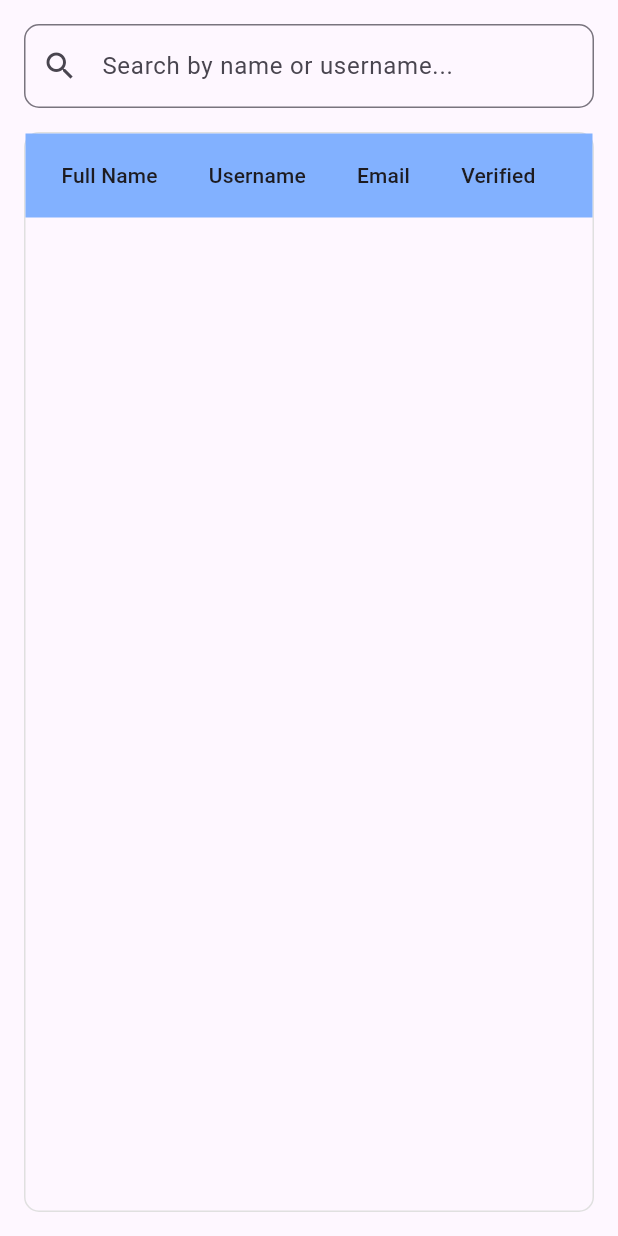
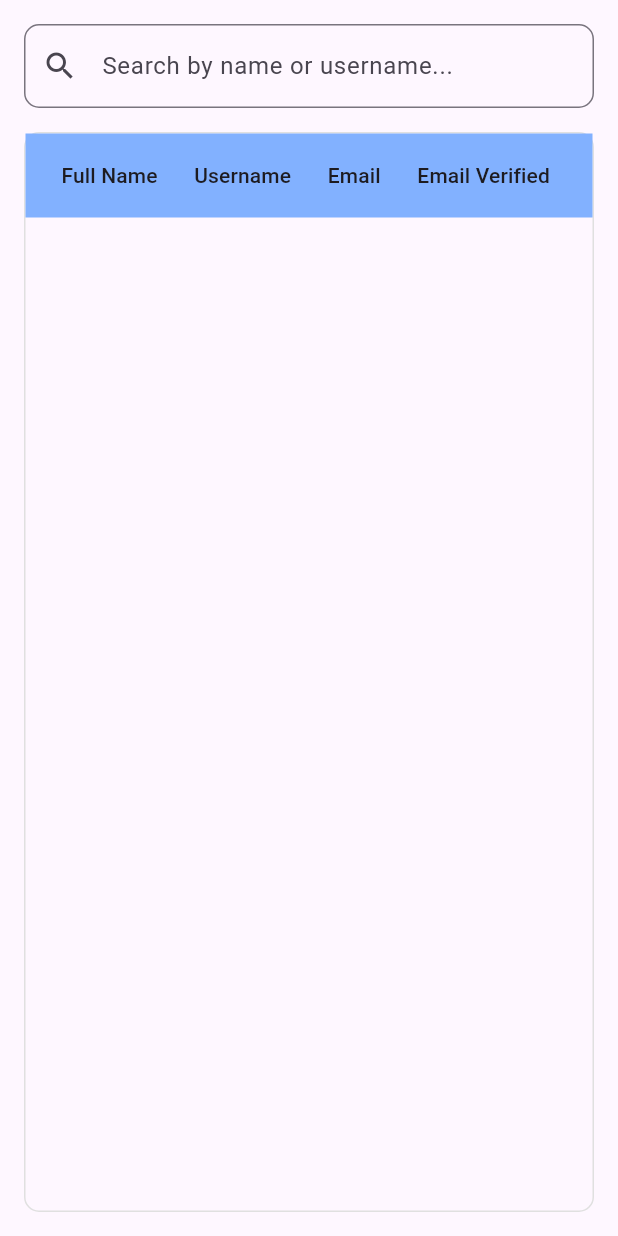
Before and after one commit to CodeRohanDev/genzdash, a Flutter app: the UsersPage screen opened by its route, on a phone screen of 412 x 824 dp. Run offline on Flutter 3.47's test engine with Material 3 defaults, Android fonts, the phone set to English and light mode, and no system bars; our stand-ins replace cloud_firestore, firebase_auth, firebase_core; accounts and stored records are empty; statements that could not run were skipped.

```diff
--- a/lib/users_page.dart
+++ b/lib/users_page.dart
@@ -89,7 +89,7 @@ class _UsersPageState extends State<UsersPage> {
                       DataColumn(label: Text('Full Name')),
                       DataColumn(label: Text('Username')),
                       DataColumn(label: Text('Email')),
-                      DataColumn(label: Text('Verified')),
+                      DataColumn(label: Text('Email Verified')),
                     ],
                     rows: filteredUsers.map((user) {
                       return DataRow(
@@ -98,7 +98,8 @@ class _UsersPageState extends State<UsersPage> {
                           DataCell(Text(user['username'] ?? 'N/A')),
                           DataCell(Text(user['email'] ?? 'N/A')),
                           DataCell(
-                              Text(user['isVerified'] == true ? 'Yes' : 'No')),
+                            Text(user['isVerified'] == true ? 'Yes' : 'No'),
+                          ),
                         ],
                       );
                     }).toList(),
```
